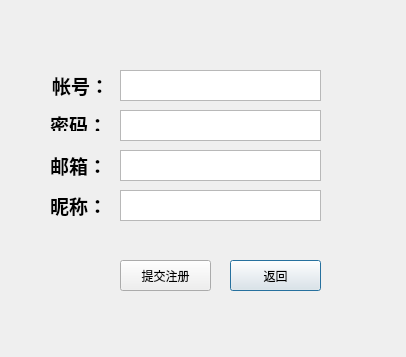
Above: dialog.ui from mrbian/CS-Wuliao before the change. Below: the same form after it.
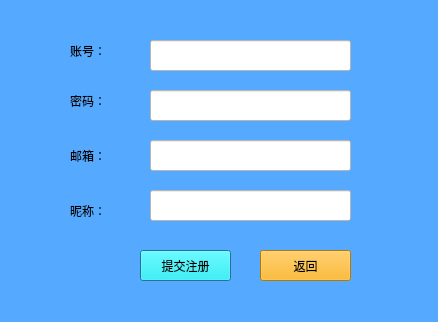
That is the form after the change.

Commit message: 完成登录，注册和主页面

Patch:
```diff
--- a/dialog.ui
+++ b/dialog.ui
@@ -6,145 +6,167 @@
    <rect>
     <x>0</x>
     <y>0</y>
-    <width>406</width>
-    <height>357</height>
+    <width>438</width>
+    <height>322</height>
    </rect>
   </property>
   <property name="windowTitle">
    <string>Dialog</string>
   </property>
-  <widget class="QLabel" name="label_3">
+  <property name="styleSheet">
+   <string notr="true">background-color: rgb(85, 170, 255);</string>
+  </property>
+  <widget class="QPushButton" name="pushButton">
    <property name="geometry">
     <rect>
-     <x>50</x>
-     <y>150</y>
-     <width>54</width>
+     <x>140</x>
+     <y>250</y>
+     <width>91</width>
      <height>31</height>
     </rect>
    </property>
+   <property name="styleSheet">
+    <string notr="true">background-color: rgb(0, 255, 255);</string>
+   </property>
    <property name="text">
-    <string>&lt;!DOCTYPE HTML PUBLIC &quot;-//W3C//DTD HTML 4.0//EN&quot; &quot;http://www.w3.org/TR/REC-html40/strict.dtd&quot;&gt;
-&lt;html&gt;&lt;head&gt;&lt;meta name=&quot;qrichtext&quot; content=&quot;1&quot; /&gt;&lt;style type=&quot;text/css&quot;&gt;
-p, li { white-space: pre-wrap; }
-&lt;/style&gt;&lt;/head&gt;&lt;body style=&quot; font-family:'宋体'; font-size:9pt; font-weight:400; font-style:normal;&quot;&gt;
-&lt;p align=&quot;center&quot; style=&quot; margin-top:0px; margin-bottom:0px; margin-left:0px; margin-right:0px; -qt-block-indent:0; text-indent:0px;&quot;&gt;&lt;span style=&quot; font-size:14pt; font-weight:600;&quot;&gt;邮箱：&lt;/span&gt;&lt;/p&gt;&lt;/body&gt;&lt;/html&gt;</string>
+    <string>提交注册</string>
    </property>
   </widget>
-  <widget class="QTextEdit" name="textEdit_mail">
+  <widget class="QLineEdit" name="lineEdit">
    <property name="geometry">
     <rect>
-     <x>120</x>
-     <y>150</y>
+     <x>150</x>
+     <y>40</y>
      <width>201</width>
      <height>31</height>
     </rect>
    </property>
+   <property name="styleSheet">
+    <string notr="true">background-color: rgb(255, 255, 255);</string>
+   </property>
   </widget>
-  <widget class="QPushButton" name="pushButton_back">
+  <widget class="QLineEdit" name="lineEdit_2">
    <property name="geometry">
     <rect>
-     <x>230</x>
-     <y>260</y>
+     <x>150</x>
+     <y>90</y>
+     <width>201</width>
+     <height>31</height>
+    </rect>
+   </property>
+   <property name="styleSheet">
+    <string notr="true">background-color: rgb(255, 255, 255);</string>
+   </property>
+  </widget>
+  <widget class="QLineEdit" name="lineEdit_3">
+   <property name="geometry">
+    <rect>
+     <x>150</x>
+     <y>140</y>
+     <width>201</width>
+     <height>31</height>
+    </rect>
+   </property>
+   <property name="styleSheet">
+    <string notr="true">background-color: rgb(255, 255, 255);</string>
+   </property>
+  </widget>
+  <widget class="QPushButton" name="pushButton_2">
+   <property name="geometry">
+    <rect>
+     <x>260</x>
+     <y>250</y>
      <width>91</width>
      <height>31</height>
     </rect>
    </property>
+   <property name="styleSheet">
+    <string notr="true">background-color: rgb(255, 170, 0);</string>
+   </property>
    <property name="text">
     <string>返回</string>
    </property>
   </widget>
-  <widget class="QLabel" name="label_2">
+  <widget class="QLineEdit" name="lineEdit_4">
    <property name="geometry">
     <rect>
-     <x>50</x>
-     <y>110</y>
-     <width>54</width>
-     <height>21</height>
-    </rect>
-   </property>
-   <property name="text">
-    <string>&lt;!DOCTYPE HTML PUBLIC &quot;-//W3C//DTD HTML 4.0//EN&quot; &quot;http://www.w3.org/TR/REC-html40/strict.dtd&quot;&gt;
-&lt;html&gt;&lt;head&gt;&lt;meta name=&quot;qrichtext&quot; content=&quot;1&quot; /&gt;&lt;style type=&quot;text/css&quot;&gt;
-p, li { white-space: pre-wrap; }
-&lt;/style&gt;&lt;/head&gt;&lt;body style=&quot; font-family:'宋体'; font-size:9pt; font-weight:400; font-style:normal;&quot;&gt;
-&lt;p align=&quot;center&quot; style=&quot; margin-top:0px; margin-bottom:0px; margin-left:0px; margin-right:0px; -qt-block-indent:0; text-indent:0px;&quot;&gt;&lt;span style=&quot; font-size:14pt; font-weight:600;&quot;&gt;密码：&lt;/span&gt;&lt;/p&gt;&lt;/body&gt;&lt;/html&gt;</string>
-   </property>
-  </widget>
-  <widget class="QTextEdit" name="textEdit_account">
-   <property name="geometry">
-    <rect>
-     <x>120</x>
-     <y>70</y>
+     <x>150</x>
+     <y>190</y>
      <width>201</width>
      <height>31</height>
     </rect>
    </property>
+   <property name="styleSheet">
+    <string notr="true">background-color: rgb(255, 255, 255);</string>
+   </property>
   </widget>
   <widget class="QLabel" name="label">
    <property name="geometry">
     <rect>
-     <x>50</x>
-     <y>70</y>
+     <x>70</x>
+     <y>40</y>
      <width>61</width>
-     <height>31</height>
+     <height>21</height>
     </rect>
    </property>
+   <property name="styleSheet">
+    <string notr="true">font: 75 14pt &quot;华文中宋&quot;;
+text-align:center;
+</string>
+   </property>
    <property name="text">
-    <string>&lt;!DOCTYPE HTML PUBLIC &quot;-//W3C//DTD HTML 4.0//EN&quot; &quot;http://www.w3.org/TR/REC-html40/strict.dtd&quot;&gt;
-&lt;html&gt;&lt;head&gt;&lt;meta name=&quot;qrichtext&quot; content=&quot;1&quot; /&gt;&lt;style type=&quot;text/css&quot;&gt;
-p, li { white-space: pre-wrap; }
-&lt;/style&gt;&lt;/head&gt;&lt;body style=&quot; font-family:'宋体'; font-size:9pt; font-weight:400; font-style:normal;&quot;&gt;
-&lt;p align=&quot;center&quot; style=&quot; margin-top:0px; margin-bottom:0px; margin-left:0px; margin-right:0px; -qt-block-indent:0; text-indent:0px;&quot;&gt;&lt;span style=&quot; font-size:14pt; font-weight:600;&quot;&gt;帐号：&lt;/span&gt;&lt;/p&gt;&lt;/body&gt;&lt;/html&gt;</string>
+    <string>账号：</string>
    </property>
   </widget>
-  <widget class="QTextEdit" name="textEdit_password">
+  <widget class="QLabel" name="label_2">
    <property name="geometry">
     <rect>
-     <x>120</x>
-     <y>110</y>
-     <width>201</width>
+     <x>70</x>
+     <y>90</y>
+     <width>54</width>
+     <height>21</height>
+    </rect>
+   </property>
+   <property name="styleSheet">
+    <string notr="true">font: 14pt &quot;华文中宋&quot;;
+text-align:center;</string>
+   </property>
+   <property name="text">
+    <string>密码：</string>
+   </property>
+  </widget>
+  <widget class="QLabel" name="label_3">
+   <property name="geometry">
+    <rect>
+     <x>70</x>
+     <y>140</y>
+     <width>61</width>
      <height>31</height>
     </rect>
    </property>
+   <property name="styleSheet">
+    <string notr="true">font: 14pt &quot;华文中宋&quot;;
+text-align:center;</string>
+   </property>
+   <property name="text">
+    <string>邮箱：</string>
+   </property>
   </widget>
   <widget class="QLabel" name="label_4">
    <property name="geometry">
     <rect>
-     <x>50</x>
-     <y>190</y>
-     <width>54</width>
-     <height>31</height>
+     <x>70</x>
+     <y>200</y>
+     <width>61</width>
+     <height>21</height>
     </rect>
    </property>
-   <property name="text">
-    <string>&lt;!DOCTYPE HTML PUBLIC &quot;-//W3C//DTD HTML 4.0//EN&quot; &quot;http://www.w3.org/TR/REC-html40/strict.dtd&quot;&gt;
-&lt;html&gt;&lt;head&gt;&lt;meta name=&quot;qrichtext&quot; content=&quot;1&quot; /&gt;&lt;style type=&quot;text/css&quot;&gt;
-p, li { white-space: pre-wrap; }
-&lt;/style&gt;&lt;/head&gt;&lt;body style=&quot; font-family:'宋体'; font-size:9pt; font-weight:400; font-style:normal;&quot;&gt;
-&lt;p align=&quot;center&quot; style=&quot; margin-top:0px; margin-bottom:0px; margin-left:0px; margin-right:0px; -qt-block-indent:0; text-indent:0px;&quot;&gt;&lt;span style=&quot; font-size:14pt; font-weight:600;&quot;&gt;昵称：&lt;/span&gt;&lt;/p&gt;&lt;/body&gt;&lt;/html&gt;</string>
+   <property name="styleSheet">
+    <string notr="true">font: 14pt &quot;华文中宋&quot;;
+text-align:center</string>
    </property>
-  </widget>
-  <widget class="QTextEdit" name="textEdit_user_name">
-   <property name="geometry">
-    <rect>
-     <x>120</x>
-     <y>190</y>
-     <width>201</width>
-     <height>31</height>
-    </rect>
-   </property>
-  </widget>
-  <widget class="QPushButton" name="pushButton_submit">
-   <property name="geometry">
-    <rect>
-     <x>120</x>
-     <y>260</y>
-     <width>91</width>
-     <height>31</height>
-    </rect>
-   </property>
    <property name="text">
-    <string>提交注册</string>
+    <string>昵称：</string>
    </property>
   </widget>
  </widget>
```
The commit also changes 20 other files.
